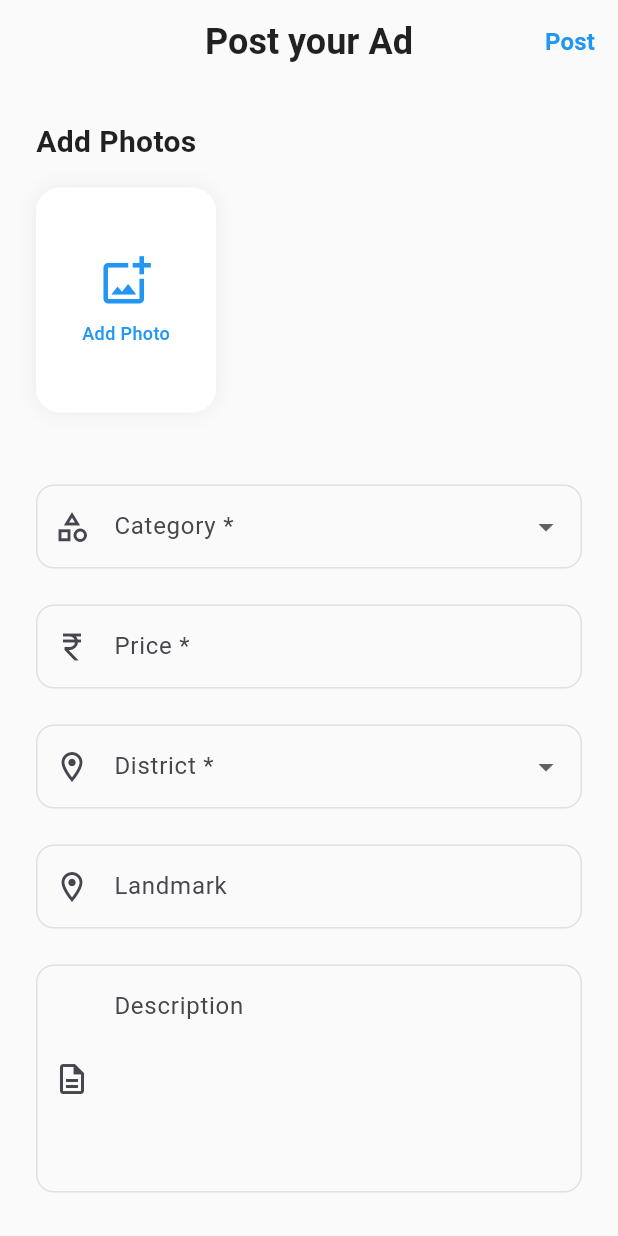
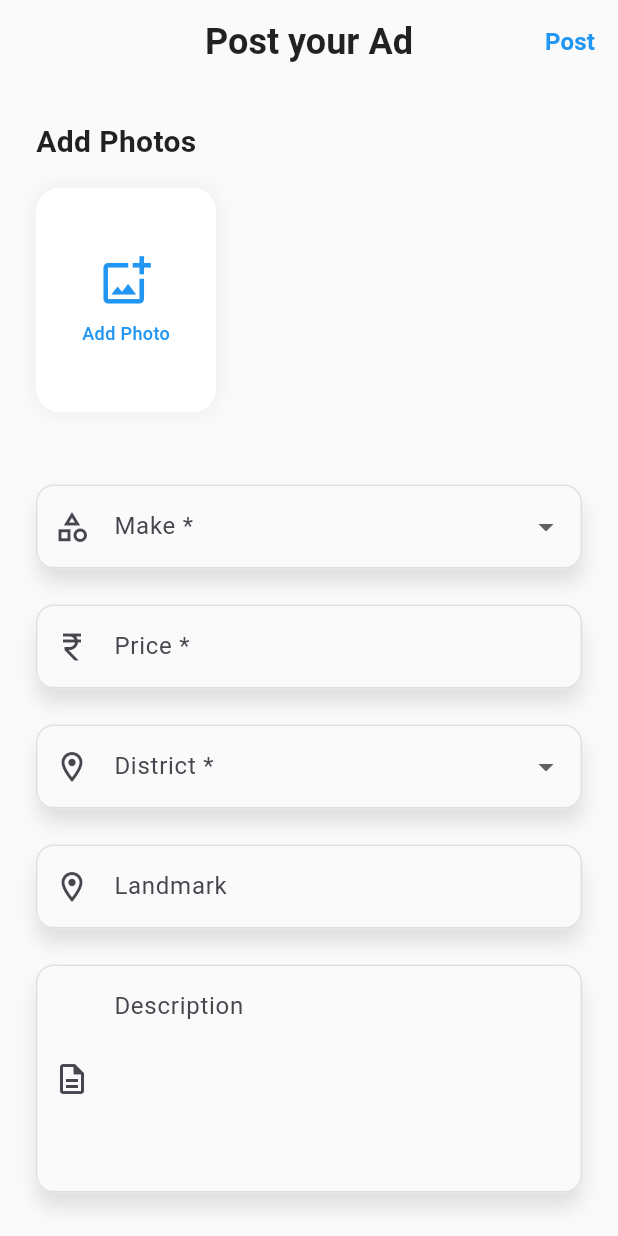
Before and after one commit to Greencreon-LLP-2/Lelam-online-V2, a Flutter app: the AdPostPage screen opened by its route, on a phone screen of 412 x 824 dp. Run offline on Flutter 3.47's test engine with Material 3 defaults, Android fonts, the phone set to English and light mode, and no system bars; our stand-ins replace cached_network_image, go_router, image_picker.

Commit message:
added box shadow in post ad page fields

```diff
--- a/lib/feature/sell/view/pages/ad_post_page.dart
+++ b/lib/feature/sell/view/pages/ad_post_page.dart
@@ -98,7 +98,7 @@ class _AdPostFormState extends State<AdPostForm>
   final _priceController = TextEditingController();
   final _districtController = TextEditingController();
   final _landMarkController = TextEditingController();
-  String? _selectedCategory;
+  String? _selectedMake;
   String? _selectedDistrict;
   final List<XFile> _selectedImages = [];
   final ImagePicker _imagePicker = ImagePicker();
@@ -132,7 +132,6 @@ class _AdPostFormState extends State<AdPostForm>
   @override
   void initState() {
     super.initState();
-    _selectedCategory = widget.initialCategory;
     _animationController = AnimationController(
       vsync: this,
       duration: const Duration(milliseconds: 300),
@@ -332,12 +331,12 @@ class _AdPostFormState extends State<AdPostForm>
                 _buildImagePicker(),
                 const SizedBox(height: 24),
                 CustomDropdownWidget<String>(
-                  label: 'Category',
-                  value: _selectedCategory,
+                  label: 'Make',
+                  value: _selectedMake,
                   items: _categories,
                   onChanged: (String? newValue) {
                     setState(() {
-                      _selectedCategory = newValue;
+                      _selectedMake = newValue;
                     });
                   },
                   prefixIcon: Icons.category_outlined,
--- a/lib/feature/sell/view/widgets/custom_dropdown_widget.dart
+++ b/lib/feature/sell/view/widgets/custom_dropdown_widget.dart
@@ -25,7 +25,18 @@ class CustomDropdownWidget<T> extends StatelessWidget {
 
   @override
   Widget build(BuildContext context) {
-    return DropdownButtonFormField<T>(
+    return Container(
+      decoration: BoxDecoration(
+        boxShadow: [
+          BoxShadow(
+            color: Colors.grey.shade300,
+            blurRadius: 10,
+            offset: const Offset(1, 10),
+          ),
+        ],
+        borderRadius: BorderRadius.circular(12),
+      ),
+      child: DropdownButtonFormField<T>(
         value: value,
         decoration: InputDecoration(
           labelText: isRequired ? '$label *' : label,
@@ -58,6 +69,7 @@ class CustomDropdownWidget<T> extends StatelessWidget {
               }
               return null;
             },
+      ),
     );
   }
 }
--- a/lib/feature/sell/view/widgets/text_field_widget.dart
+++ b/lib/feature/sell/view/widgets/text_field_widget.dart
@@ -26,7 +26,19 @@ class CustomFormField extends StatelessWidget {
 
   @override
   Widget build(BuildContext context) {
-    return TextFormField(
+    return Container(
+      decoration: BoxDecoration(
+        // color: Colors.grey.shade50,
+        boxShadow: [
+          BoxShadow(
+            color: Colors.grey.shade300,
+            blurRadius: 10,
+            offset: const Offset(0, 10),
+          ),
+        ],
+        borderRadius: BorderRadius.circular(12),
+      ),
+      child: TextFormField(
         controller: controller,
         maxLines: maxLines,
         keyboardType:
@@ -59,6 +71,7 @@ class CustomFormField extends StatelessWidget {
               }
               return null;
             },
+      ),
     );
   }
 }
```
Lines whose indentation alone changed are shown as unchanged.
